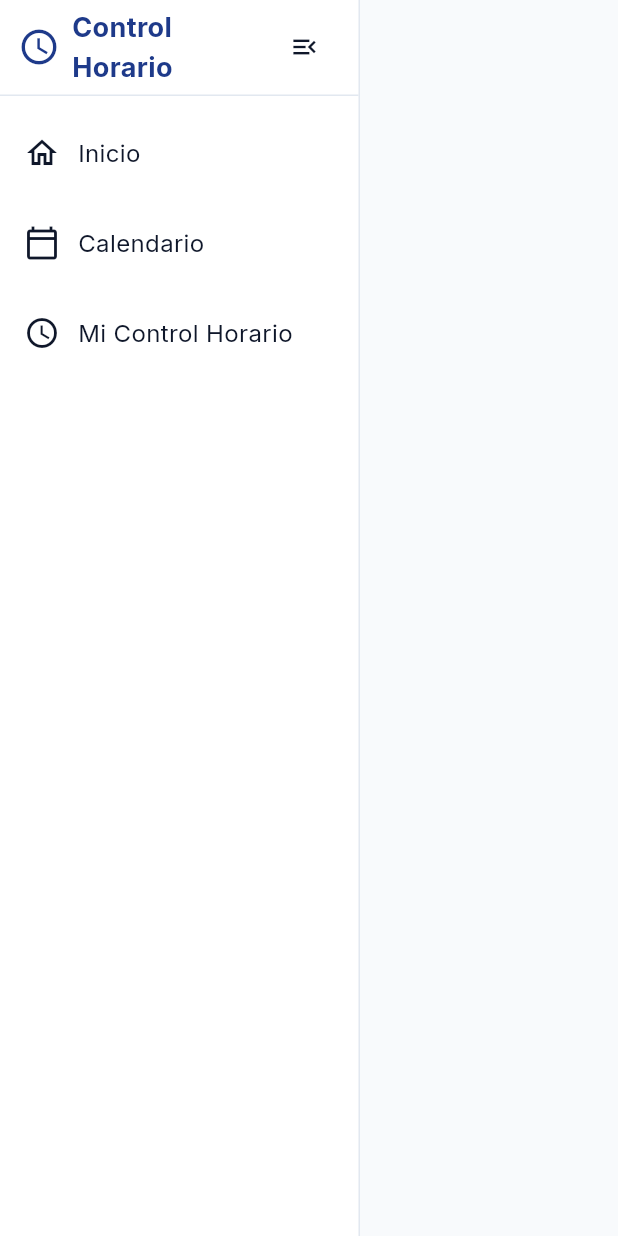
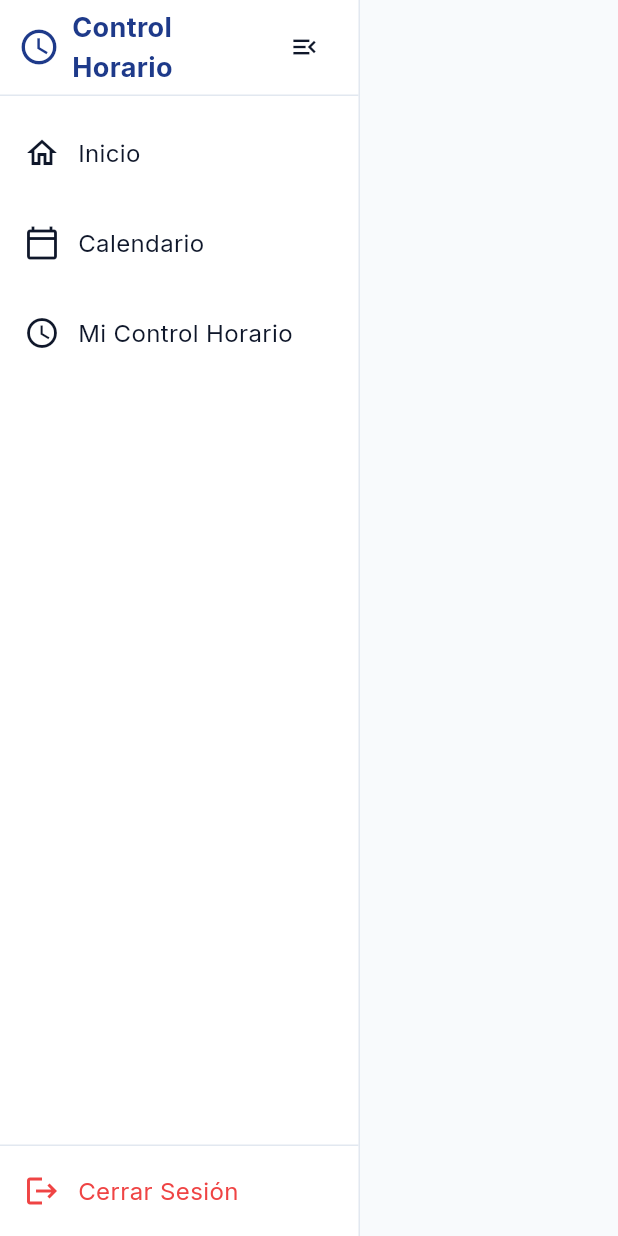
Before and after one commit to skiveldev/control-horario, a Flutter app: the DesktopSidebar widget shown alone on an empty page, opened directly, on a phone screen of 412 x 824 dp. Run offline on Flutter 3.47's test engine with Material 3 defaults, Android fonts, the phone set to English and light mode, and no system bars; our stand-ins replace cloud_firestore, firebase_auth, firebase_core, flutter_riverpod, freezed_annotation, go_router and 5 more; accounts and stored records are empty; generated files the repository leaves out were written again.

Commit message:
feat(navigation): add employee logout actions

```diff
--- a/lib/shared/widgets/navigation/desktop_sidebar.dart
+++ b/lib/shared/widgets/navigation/desktop_sidebar.dart
@@ -3,6 +3,7 @@ import 'package:flutter_riverpod/flutter_riverpod.dart';
 import 'package:go_router/go_router.dart';
 import 'package:riverpod_annotation/riverpod_annotation.dart';
 import 'package:shared_preferences/shared_preferences.dart';
+import '../../../core/router/app_router.dart';
 import '../../../core/theme/app_colors_dark.dart';
 import '../../../core/theme/app_gradients.dart';
 import '../../../core/theme/app_shadows.dart';
@@ -131,6 +132,9 @@ class DesktopSidebar extends ConsumerWidget {
               }).toList(),
             ),
           ),
+
+          // Logout footer
+          _buildLogoutFooter(context, ref, isExpanded, isDark),
         ],
       ),
     );
@@ -291,4 +295,69 @@ class DesktopSidebar extends ConsumerWidget {
     // Tooltip cuando está colapsado
     return isExpanded ? widget : Tooltip(message: item.label, child: widget);
   }
+
+  Widget _buildLogoutFooter(
+    BuildContext context,
+    WidgetRef ref,
+    bool isExpanded,
+    bool isDark,
+  ) {
+    return Container(
+      decoration: BoxDecoration(
+        border: Border(
+          top: BorderSide(
+            color: Theme.of(context).dividerColor,
+            width: 1,
+          ),
+        ),
+      ),
+      child: Material(
+        color: Colors.transparent,
+        child: InkWell(
+          onTap: () async {
+            await ref.read(authNotifierProvider.notifier).signOut();
+            if (context.mounted) {
+              context.go(AppRouter.login);
+            }
+          },
+          borderRadius: BorderRadius.circular(8),
+          child: Container(
+            height: 56,
+            margin: EdgeInsets.symmetric(
+              horizontal: AppSpacing.xs,
+              vertical: AppSpacing.xs / 2,
+            ),
+            padding: EdgeInsets.symmetric(
+              horizontal: isExpanded ? AppSpacing.md : 0,
+            ),
+            child: Row(
+              mainAxisAlignment: isExpanded
+                  ? MainAxisAlignment.start
+                  : MainAxisAlignment.center,
+              children: [
+                Icon(
+                  Icons.logout,
+                  size: 24,
+                  color: Theme.of(context).colorScheme.error,
+                ),
+                if (isExpanded) ...[
+                  AppSpacing.horizontalSpaceMd,
+                  Expanded(
+                    child: Text(
+                      'Cerrar Sesión',
+                      style: TextStyle(
+                        fontSize: 16,
+                        color: Theme.of(context).colorScheme.error,
+                      ),
+                      overflow: TextOverflow.ellipsis,
+                    ),
+                  ),
+                ],
+              ],
+            ),
+          ),
+        ),
+      ),
+    );
+  }
 }
--- a/lib/shared/widgets/navigation/mobile_drawer.dart
+++ b/lib/shared/widgets/navigation/mobile_drawer.dart
@@ -1,6 +1,7 @@
 import 'package:flutter/material.dart';
 import 'package:flutter_riverpod/flutter_riverpod.dart';
 import 'package:go_router/go_router.dart';
+import '../../../core/router/app_router.dart';
 import '../../../core/theme/app_colors.dart';
 import '../../../core/theme/app_colors_dark.dart';
 import '../../../core/theme/app_gradients.dart';
@@ -83,6 +84,27 @@ class MobileDrawer extends ConsumerWidget {
                 );
               }).toList(),
             ),
+          ),
+
+          // Divider y logout
+          const Divider(),
+          ListTile(
+            leading: Icon(
+              Icons.logout,
+              color: Theme.of(context).colorScheme.error,
+            ),
+            title: Text(
+              'Cerrar Sesión',
+              style: AppTextStyles.bodyMedium.copyWith(
+                color: Theme.of(context).colorScheme.error,
+              ),
+            ),
+            onTap: () async {
+              await ref.read(authNotifierProvider.notifier).signOut();
+              if (context.mounted) {
+                context.go(AppRouter.login);
+              }
+            },
           ),
 
           // Divider y versión
```
